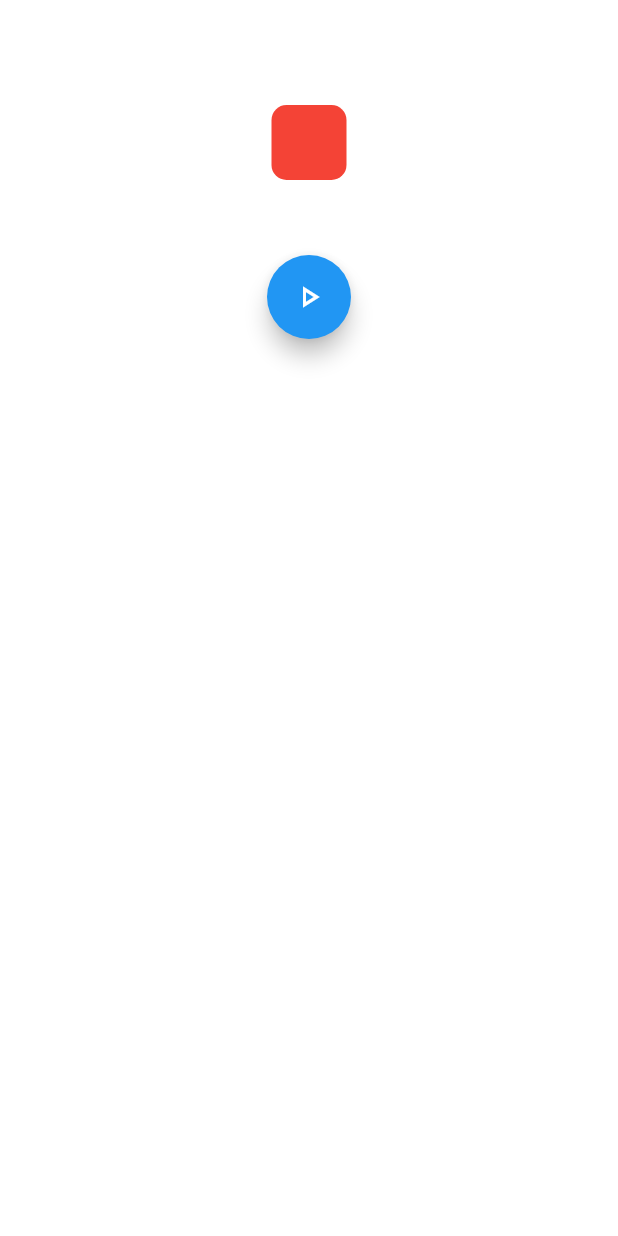
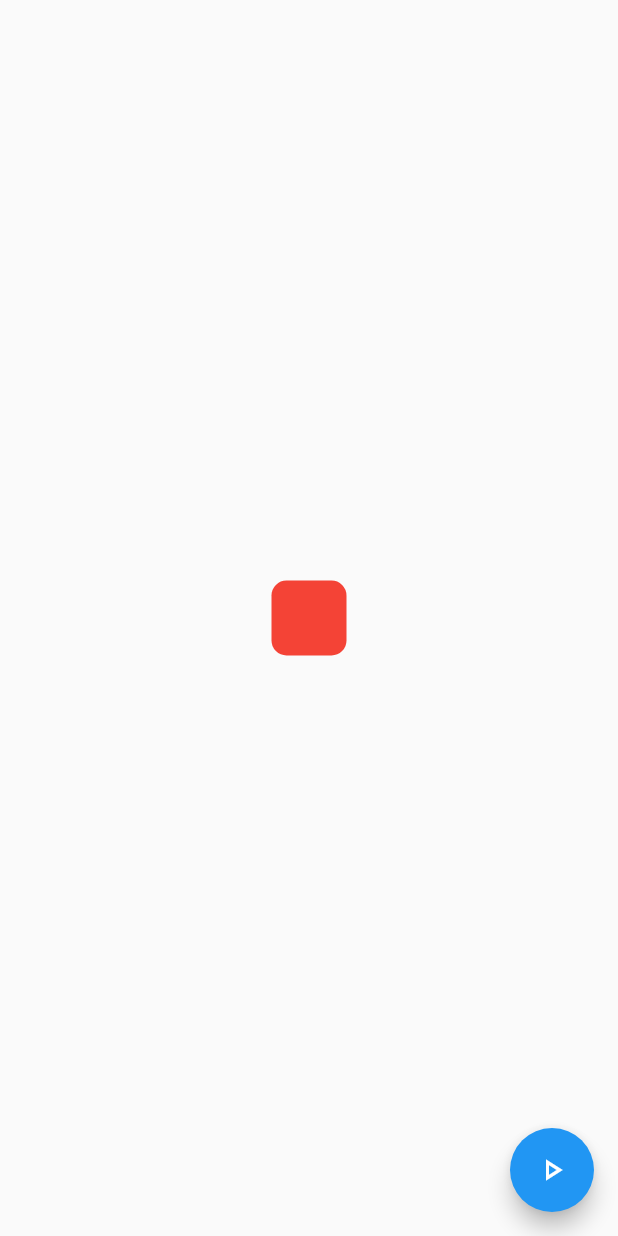
Before and after one commit to juanhcode/app_flutter_components, a Flutter app: the ScreenThree screen opened by its route, on a phone screen of 412 x 824 dp. Run offline on Flutter 3.47's test engine with Material 2 defaults, Android fonts, the phone set to English and light mode, and no system bars.

Commit message:
modificacion pantalla 3

```diff
--- a/lib/screen/screen_three.dart
+++ b/lib/screen/screen_three.dart
@@ -27,13 +27,9 @@ class _ScreenThreeState extends State<ScreenThree> {
 
   @override
   Widget build(BuildContext context) {
-    return Center(
-        child: Column(
-      children: [
-        const SizedBox(
-          height: 70,
-        ),
-        AnimatedContainer(
+    return Scaffold(
+        body: Center(
+          child: AnimatedContainer(
             width: _width,
             height: _height,
             decoration: BoxDecoration(
@@ -43,15 +39,11 @@ class _ScreenThreeState extends State<ScreenThree> {
             duration: const Duration(milliseconds: 400),
             curve: Curves.easeInOutCubic,
           ),
-        const SizedBox(
-          height: 50,
         ),
-        FloatingActionButton(
+        floatingActionButton: FloatingActionButton(
             onPressed: () {
               changeShape();
             },
-            child: const Icon(Icons.play_arrow_outlined))
-      ],
-    ));
+            child: const Icon(Icons.play_arrow_outlined)));
   }
 }
```
Lines whose indentation alone changed are shown as unchanged.
